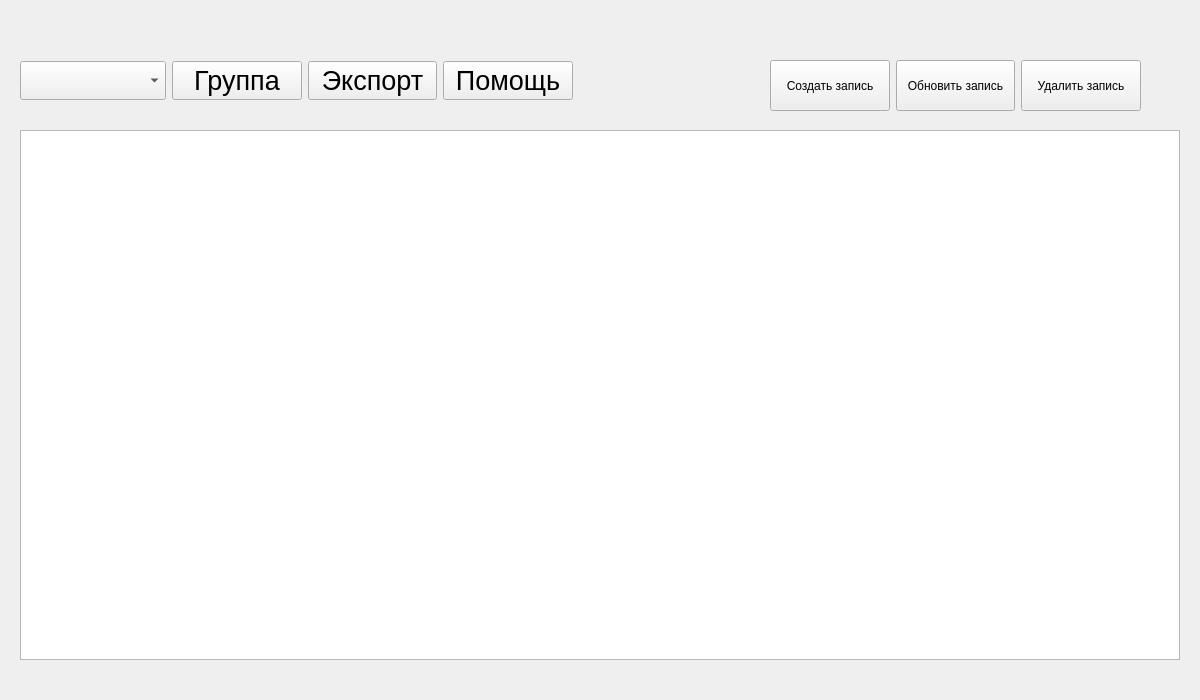
Old version of the form ui_main.ui in the repository came0987/dbms_mpei.
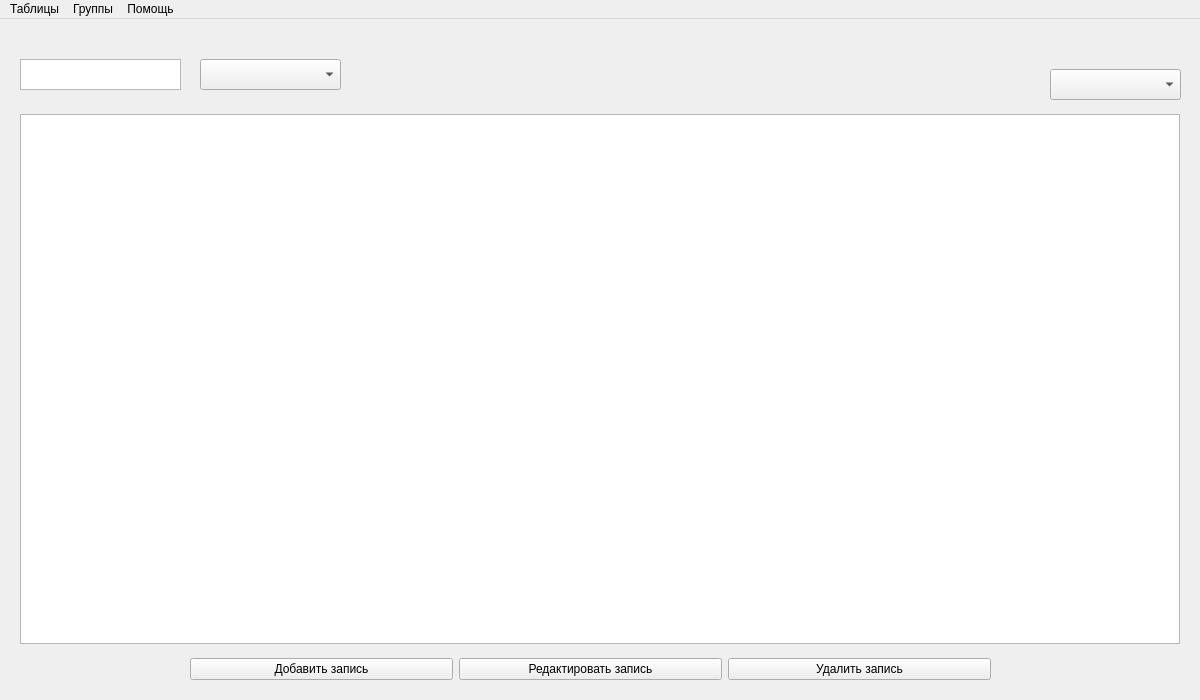
New version of the form.

Commit message: ui: add menubar, crud buttons, filters

What changed in the file:
```diff
--- a/ui_main.ui
+++ b/ui_main.ui
@@ -38,96 +38,11 @@
    <enum>QTabWidget::TabShape::Rounded</enum>
   </property>
   <widget class="QWidget" name="centralwidget">
-   <widget class="QWidget" name="layoutWidget">
+   <widget class="QStackedWidget" name="tables_area">
     <property name="geometry">
      <rect>
       <x>20</x>
-      <y>50</y>
-      <width>553</width>
-      <height>61</height>
-     </rect>
-    </property>
-    <layout class="QHBoxLayout" name="horizontalLayout">
-     <item>
-      <widget class="QComboBox" name="tables_combobox">
-       <property name="font">
-        <font>
-         <family>Segoe UI</family>
-         <pointsize>20</pointsize>
-        </font>
-       </property>
-       <property name="editable">
-        <bool>false</bool>
-       </property>
-       <property name="placeholderText">
-        <string>Таблицы</string>
-       </property>
-       <property name="frame">
-        <bool>true</bool>
-       </property>
-       <item>
-        <property name="text">
-         <string>Выставки</string>
-        </property>
-       </item>
-       <item>
-        <property name="text">
-         <string>ГРНТИ</string>
-        </property>
-       </item>
-       <item>
-        <property name="text">
-         <string>ВУЗы</string>
-        </property>
-       </item>
-      </widget>
-     </item>
-     <item>
-      <widget class="QPushButton" name="group_button">
-       <property name="layoutDirection">
-        <enum>Qt::LayoutDirection::RightToLeft</enum>
-       </property>
-       <property name="styleSheet">
-        <string notr="true">font-size: 20pt;
-</string>
-       </property>
-       <property name="text">
-        <string>Группа</string>
-       </property>
-       <property name="checkable">
-        <bool>false</bool>
-       </property>
-      </widget>
-     </item>
-     <item>
-      <widget class="QPushButton" name="pushButton_3">
-       <property name="styleSheet">
-        <string notr="true">font-size: 20pt;
-</string>
-       </property>
-       <property name="text">
-        <string>Экспорт</string>
-       </property>
-      </widget>
-     </item>
-     <item>
-      <widget class="QPushButton" name="pushButton_4">
-       <property name="styleSheet">
-        <string notr="true">font-size: 20pt;
-</string>
-       </property>
-       <property name="text">
-        <string>Помощь</string>
-       </property>
-      </widget>
-     </item>
-    </layout>
-   </widget>
-   <widget class="QStackedWidget" name="stackedWidget">
-    <property name="geometry">
-     <rect>
-      <x>20</x>
-      <y>130</y>
+      <y>95</y>
       <width>1160</width>
       <height>530</height>
      </rect>
@@ -202,50 +117,62 @@
      </widget>
     </widget>
    </widget>
+   <widget class="QPlainTextEdit" name="search_field">
+    <property name="geometry">
+     <rect>
+      <x>20</x>
+      <y>40</y>
+      <width>161</width>
+      <height>31</height>
+     </rect>
+    </property>
+   </widget>
+   <widget class="QComboBox" name="add_filters_cb">
+    <property name="geometry">
+     <rect>
+      <x>200</x>
+      <y>40</y>
+      <width>141</width>
+      <height>31</height>
+     </rect>
+    </property>
+   </widget>
+   <widget class="QComboBox" name="modify_table_cb">
+    <property name="geometry">
+     <rect>
+      <x>1050</x>
+      <y>50</y>
+      <width>131</width>
+      <height>31</height>
+     </rect>
+    </property>
+   </widget>
    <widget class="QWidget" name="">
     <property name="geometry">
      <rect>
-      <x>770</x>
-      <y>60</y>
-      <width>371</width>
-      <height>51</height>
+      <x>190</x>
+      <y>630</y>
+      <width>801</width>
+      <height>41</height>
      </rect>
     </property>
     <layout class="QHBoxLayout" name="horizontalLayout_2">
      <item>
-      <widget class="QPushButton" name="pushButton_5">
-       <property name="sizePolicy">
-        <sizepolicy hsizetype="Minimum" vsizetype="Minimum">
-         <horstretch>0</horstretch>
-         <verstretch>0</verstretch>
-        </sizepolicy>
-       </property>
+      <widget class="QPushButton" name="create_btn">
        <property name="text">
-        <string>Создать запись</string>
+        <string>Добавить запись</string>
        </property>
       </widget>
      </item>
      <item>
-      <widget class="QPushButton" name="pushButton_2">
-       <property name="sizePolicy">
-        <sizepolicy hsizetype="Minimum" vsizetype="Minimum">
-         <horstretch>0</horstretch>
-         <verstretch>0</verstretch>
-        </sizepolicy>
-       </property>
+      <widget class="QPushButton" name="update_btn">
        <property name="text">
-        <string>Обновить запись</string>
+        <string>Редактировать запись</string>
        </property>
       </widget>
      </item>
      <item>
-      <widget class="QPushButton" name="pushButton">
-       <property name="sizePolicy">
-        <sizepolicy hsizetype="Minimum" vsizetype="Minimum">
-         <horstretch>0</horstretch>
-         <verstretch>0</verstretch>
-        </sizepolicy>
-       </property>
+      <widget class="QPushButton" name="delete_btn">
        <property name="text">
         <string>Удалить запись</string>
        </property>
@@ -254,6 +181,60 @@
     </layout>
    </widget>
   </widget>
+  <widget class="QMenuBar" name="menuBar">
+   <property name="geometry">
+    <rect>
+     <x>0</x>
+     <y>0</y>
+     <width>1200</width>
+     <height>22</height>
+    </rect>
+   </property>
+   <widget class="QMenu" name="tables">
+    <property name="title">
+     <string>Таблицы</string>
+    </property>
+    <addaction name="vistavki"/>
+    <addaction name="grnti"/>
+    <addaction name="vuz_2"/>
+   </widget>
+   <widget class="QMenu" name="groups">
+    <property name="geometry">
+     <rect>
+      <x>332</x>
+      <y>99</y>
+      <width>182</width>
+      <height>50</height>
+     </rect>
+    </property>
+    <property name="title">
+     <string>Группы</string>
+    </property>
+   </widget>
+   <widget class="QMenu" name="help">
+    <property name="title">
+     <string>Помощь</string>
+    </property>
+   </widget>
+   <addaction name="tables"/>
+   <addaction name="groups"/>
+   <addaction name="help"/>
+  </widget>
+  <action name="vistavki">
+   <property name="text">
+    <string>Выставки</string>
+   </property>
+  </action>
+  <action name="grnti">
+   <property name="text">
+    <string>ГРНТИ</string>
+   </property>
+  </action>
+  <action name="vuz_2">
+   <property name="text">
+    <string>ВУЗы</string>
+   </property>
+  </action>
  </widget>
  <resources/>
  <connections/>
```
Left out of the diff: 2 changed lines with no effect on the pictures. The commit also changes 3 other files.
